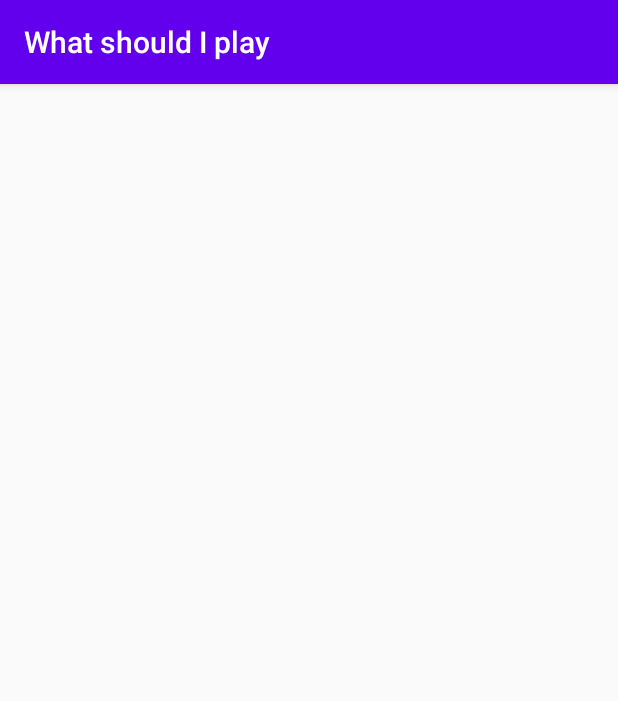
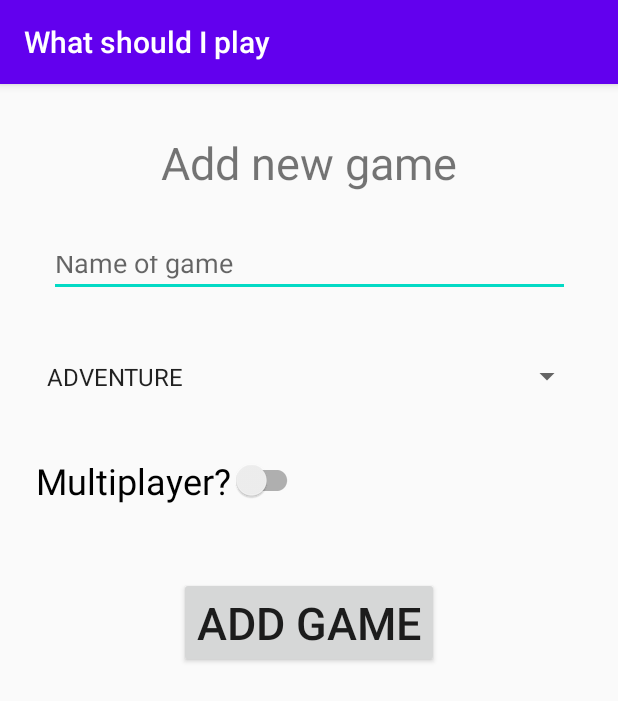
Before and after one commit to jennisimone/WhatShouldIPlayApp, an Android app: the AddGame screen opened directly, with no data from a screen before it, on a phone screen of 412 x 824 dp. Shown: the top 701 px of the screen. Run offline under Robolectric (Android 15) with nearby library versions, the phone set to English and light mode, and no system bars.

Commit message:
Ability to add games and a random game is returned

```diff
--- a/app/src/main/java/com/example/whatshouldiplay/activity/AddGame.kt
+++ b/app/src/main/java/com/example/whatshouldiplay/activity/AddGame.kt
@@ -2,11 +2,47 @@ package com.example.whatshouldiplay.activity
 
 import androidx.appcompat.app.AppCompatActivity
 import android.os.Bundle
+import android.view.View
+import android.widget.ArrayAdapter
+import android.widget.EditText
+import android.widget.Spinner
+import androidx.appcompat.widget.SwitchCompat
 import com.example.whatshouldiplay.R
+import com.example.whatshouldiplay.domain.Game
+import com.example.whatshouldiplay.domain.Genre
+import com.example.whatshouldiplay.repository.GameRepository
+import com.google.android.material.chip.Chip
+
+
 
 class AddGame : AppCompatActivity() {
     override fun onCreate(savedInstanceState: Bundle?) {
         super.onCreate(savedInstanceState)
         setContentView(R.layout.activity_add_game)
+
+        populateSpinner()
+    }
+
+    fun addGame(view: View) {
+        val repo = GameRepository(this)
+
+        val gameNameEditText: EditText = findViewById(R.id.editTextGameName)
+        val genreSpinner: Spinner = findViewById(R.id.spinner)
+        val multiplayerChip: SwitchCompat = findViewById(R.id.chip4)
+
+        val gameName = gameNameEditText.text.toString()
+        val genre = Genre.valueOf(genreSpinner.selectedItem.toString())
+        val multiplayer = multiplayerChip.isChecked
+
+        repo.add(Game(0, gameName, genre, multiplayer))
+    }
+
+    private fun populateSpinner() {
+        val spinner: Spinner = findViewById(R.id.spinner)
+        spinner.adapter = ArrayAdapter(
+            this,
+            android.R.layout.simple_spinner_item,
+            Genre.values()
+        )
     }
 }
--- a/app/src/main/java/com/example/whatshouldiplay/activity/GameNameView.kt
+++ b/app/src/main/java/com/example/whatshouldiplay/activity/GameNameView.kt
@@ -12,7 +12,7 @@ class GameNameView : AppCompatActivity() {
 
         val gameName = intent.getStringExtra(GAME)
 
-        val textView = findViewById<TextView>(R.id.textView).apply {
+        val textView = findViewById<TextView>(R.id.textView2).apply {
             text = gameName
         }
     }
--- a/app/src/main/res/layout/activity_add_game.xml
+++ b/app/src/main/res/layout/activity_add_game.xml
@@ -6,4 +6,61 @@
     android:layout_height="match_parent"
     tools:context=".activity.AddGame">
 
+    <TextView
+        android:id="@+id/textView3"
+        android:layout_width="wrap_content"
+        android:layout_height="wrap_content"
+        android:layout_marginTop="32dp"
+        android:text="@string/add_new_game"
+        android:textSize="30sp"
+        app:layout_constraintEnd_toEndOf="parent"
+        app:layout_constraintStart_toStartOf="parent"
+        app:layout_constraintTop_toTopOf="parent" />
+
+    <EditText
+        android:id="@+id/editTextGameName"
+        android:autofillHints="What's the name of the game?"
+        android:layout_width="347dp"
+        android:layout_height="37dp"
+        android:layout_marginTop="32dp"
+        android:ems="10"
+        android:hint="@string/game_name_input"
+        android:inputType="textPersonName"
+        app:layout_constraintEnd_toEndOf="parent"
+        app:layout_constraintStart_toStartOf="parent"
+        app:layout_constraintTop_toBottomOf="@+id/textView3" />
+
+    <Spinner
+        android:id="@+id/spinner"
+        android:layout_width="365dp"
+        android:layout_height="42dp"
+        android:layout_marginTop="32dp"
+        android:prompt="@string/genre"
+        app:layout_constraintEnd_toEndOf="parent"
+        app:layout_constraintStart_toStartOf="parent"
+        app:layout_constraintTop_toBottomOf="@+id/editTextGameName" />
+
+    <androidx.appcompat.widget.SwitchCompat
+        android:id="@+id/chip4"
+        android:layout_width="wrap_content"
+        android:layout_height="wrap_content"
+        android:layout_marginStart="24dp"
+        android:layout_marginLeft="24dp"
+        android:layout_marginTop="32dp"
+        android:text="@string/multiplayer"
+        android:textSize="24sp"
+        app:layout_constraintStart_toStartOf="parent"
+        app:layout_constraintTop_toBottomOf="@+id/spinner" />
+
+    <Button
+        android:id="@+id/button4"
+        android:layout_width="wrap_content"
+        android:layout_height="wrap_content"
+        android:layout_marginTop="48dp"
+        android:text="@string/add_game_button"
+        android:textSize="30sp"
+        android:onClick="addGame"
+        app:layout_constraintEnd_toEndOf="parent"
+        app:layout_constraintStart_toStartOf="parent"
+        app:layout_constraintTop_toBottomOf="@+id/chip4" />
 </androidx.constraintlayout.widget.ConstraintLayout>
--- a/app/src/main/res/layout/activity_game_name_view.xml
+++ b/app/src/main/res/layout/activity_game_name_view.xml
@@ -10,7 +10,7 @@
         android:id="@+id/textView2"
         android:layout_width="wrap_content"
         android:layout_height="wrap_content"
-        android:text="TextView"
+        android:text="@string/app_name"
         android:textSize="36sp"
         app:layout_constraintBottom_toBottomOf="parent"
         app:layout_constraintEnd_toEndOf="parent"
--- a/app/src/main/res/layout/activity_main.xml
+++ b/app/src/main/res/layout/activity_main.xml
@@ -24,6 +24,7 @@
         android:layout_height="wrap_content"
         android:layout_marginTop="16dp"
         android:text="@string/button_add"
+        android:onClick="addGame"
         app:layout_constraintEnd_toEndOf="parent"
         app:layout_constraintStart_toStartOf="parent"
         app:layout_constraintTop_toBottomOf="@+id/button2" />
--- a/app/src/main/res/values/strings.xml
+++ b/app/src/main/res/values/strings.xml
@@ -2,4 +2,11 @@
     <string name="app_name">What should I play</string>
     <string name="button_main">What should I play?</string>
     <string name="button_add">Add game</string>
+    <string name="game_name_input">Name of game</string>
+    <string name="add_new_game">Add new game</string>
+    <string name="genre">Genre</string>
+    <string name="multiplayer">Multiplayer?</string>
+    <string name="add_game_button">Add game</string>
+    <string name="selection_genre_query">Do you want to play a specific genre?</string>
+    <string name="find_me_a_game">Find me a game!</string>
 </resources>
```
Also changed, not shown: app/src/main/java/com/example/whatshouldiplay/activity/GameSelection.kt (+14 -9 lines), app/src/main/res/layout/activity_game_selection.xml (+5 -5 lines).
